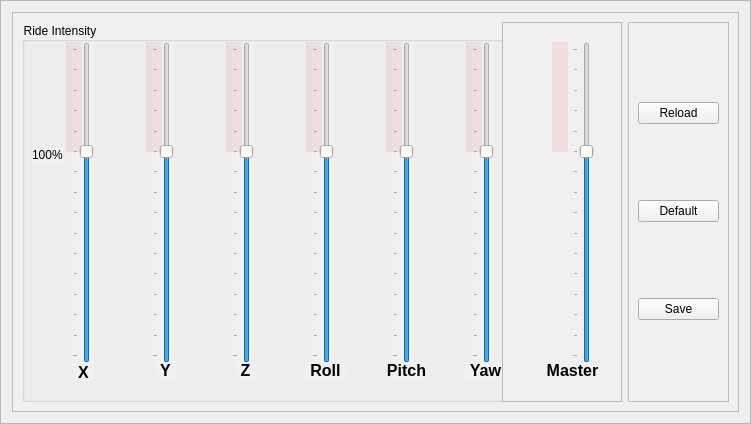
This is runtime/common/dynamics_gui.ui in michaelmargolis/MdxMotionPlatformV3 as Qt 5 draws it before an edit. The edited form follows.
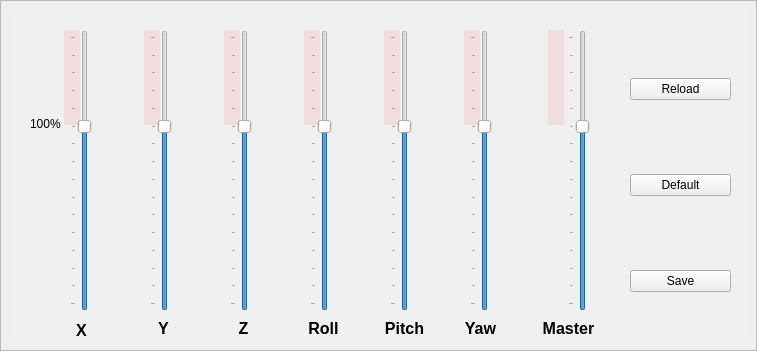
This is the edited form.

The edit to the form file:
```diff
--- a/runtime/common/dynamics_gui.ui
+++ b/runtime/common/dynamics_gui.ui
@@ -6,8 +6,8 @@
    <rect>
     <x>0</x>
     <y>0</y>
-    <width>751</width>
-    <height>424</height>
+    <width>757</width>
+    <height>351</height>
    </rect>
   </property>
   <property name="minimumSize">
@@ -28,37 +28,40 @@
   <property name="frameShadow">
    <enum>QFrame::Raised</enum>
   </property>
-  <layout class="QHBoxLayout" name="horizontalLayout">
-   <item>
-    <widget class="QFrame" name="frm_dynamics">
+  <widget class="QWidget" name="frm_dynamics" native="true">
+   <property name="geometry">
+    <rect>
+     <x>10</x>
+     <y>10</y>
+     <width>737</width>
+     <height>331</height>
+    </rect>
+   </property>
      <property name="styleSheet">
       <string notr="true">background-color: #f0f0f0</string>
      </property>
-     <property name="frameShape">
-      <enum>QFrame::StyledPanel</enum>
-     </property>
-     <property name="frameShadow">
-      <enum>QFrame::Raised</enum>
-     </property>
-     <layout class="QHBoxLayout" name="horizontalLayout_2">
-      <item>
-       <widget class="QGroupBox" name="slider_groupBox">
+   <widget class="QWidget" name="slider_widget" native="true">
+    <property name="geometry">
+     <rect>
+      <x>10</x>
+      <y>0</y>
+      <width>500</width>
+      <height>351</height>
+     </rect>
+    </property>
         <property name="minimumSize">
          <size>
           <width>500</width>
-          <height>351</height>
-         </size>
-        </property>
-        <property name="title">
-         <string>Ride Intensity</string>
-        </property>
+      <height>341</height>
+     </size>
+    </property>
         <widget class="QSlider" name="sld_x_0">
          <property name="geometry">
           <rect>
            <x>50</x>
            <y>20</y>
            <width>22</width>
-           <height>321</height>
+       <height>281</height>
           </rect>
          </property>
          <property name="maximum">
@@ -83,7 +86,7 @@
            <x>130</x>
            <y>20</y>
            <width>22</width>
-           <height>321</height>
+       <height>281</height>
           </rect>
          </property>
          <property name="maximum">
@@ -108,7 +111,7 @@
            <x>210</x>
            <y>20</y>
            <width>22</width>
-           <height>321</height>
+       <height>281</height>
           </rect>
          </property>
          <property name="maximum">
@@ -133,7 +136,7 @@
            <x>290</x>
            <y>20</y>
            <width>22</width>
-           <height>321</height>
+       <height>281</height>
           </rect>
          </property>
          <property name="maximum">
@@ -158,7 +161,7 @@
            <x>370</x>
            <y>20</y>
            <width>22</width>
-           <height>321</height>
+       <height>281</height>
           </rect>
          </property>
          <property name="maximum">
@@ -183,7 +186,7 @@
            <x>450</x>
            <y>20</y>
            <width>22</width>
-           <height>321</height>
+       <height>281</height>
           </rect>
          </property>
          <property name="maximum">
@@ -206,7 +209,7 @@
          <property name="geometry">
           <rect>
            <x>51</x>
-           <y>340</y>
+       <y>310</y>
            <width>21</width>
            <height>20</height>
           </rect>
@@ -229,7 +232,7 @@
          <property name="geometry">
           <rect>
            <x>133</x>
-           <y>340</y>
+       <y>310</y>
            <width>21</width>
            <height>16</height>
           </rect>
@@ -252,7 +255,7 @@
          <property name="geometry">
           <rect>
            <x>213</x>
-           <y>340</y>
+       <y>310</y>
            <width>21</width>
            <height>16</height>
           </rect>
@@ -275,7 +278,7 @@
          <property name="geometry">
           <rect>
            <x>283</x>
-           <y>340</y>
+       <y>310</y>
            <width>41</width>
            <height>16</height>
           </rect>
@@ -298,7 +301,7 @@
          <property name="geometry">
           <rect>
            <x>364</x>
-           <y>340</y>
+       <y>310</y>
            <width>41</width>
            <height>16</height>
           </rect>
@@ -320,8 +323,8 @@
         <widget class="QLabel" name="sld_yaw">
          <property name="geometry">
           <rect>
-           <x>443</x>
-           <y>340</y>
+       <x>440</x>
+       <y>310</y>
            <width>41</width>
            <height>16</height>
           </rect>
@@ -346,7 +349,7 @@
            <x>44</x>
            <y>20</y>
            <width>16</width>
-           <height>110</height>
+       <height>95</height>
           </rect>
          </property>
          <property name="maximumSize">
@@ -363,7 +366,7 @@
          <property name="geometry">
           <rect>
            <x>10</x>
-           <y>125</y>
+       <y>106</y>
            <width>31</width>
            <height>16</height>
           </rect>
@@ -378,7 +381,7 @@
            <x>124</x>
            <y>20</y>
            <width>16</width>
-           <height>110</height>
+       <height>95</height>
           </rect>
          </property>
          <property name="maximumSize">
@@ -397,7 +400,7 @@
            <x>204</x>
            <y>20</y>
            <width>16</width>
-           <height>110</height>
+       <height>95</height>
           </rect>
          </property>
          <property name="minimumSize">
@@ -422,7 +425,7 @@
            <x>284</x>
            <y>20</y>
            <width>16</width>
-           <height>110</height>
+       <height>95</height>
           </rect>
          </property>
          <property name="minimumSize">
@@ -447,7 +450,7 @@
            <x>364</x>
            <y>20</y>
            <width>16</width>
-           <height>110</height>
+       <height>95</height>
           </rect>
          </property>
          <property name="minimumSize">
@@ -472,7 +475,7 @@
            <x>444</x>
            <y>20</y>
            <width>16</width>
-           <height>110</height>
+       <height>95</height>
           </rect>
          </property>
          <property name="minimumSize">
@@ -492,39 +495,26 @@
          </property>
         </widget>
        </widget>
-      </item>
-      <item>
-       <spacer name="horizontalSpacer">
-        <property name="orientation">
-         <enum>Qt::Horizontal</enum>
-        </property>
-        <property name="sizeHint" stdset="0">
-         <size>
-          <width>40</width>
-          <height>20</height>
-         </size>
-        </property>
-       </spacer>
-      </item>
-      <item>
-       <widget class="QFrame" name="master_frame">
+   <widget class="QWidget" name="master_widget" native="true">
+    <property name="geometry">
+     <rect>
+      <x>488</x>
+      <y>0</y>
+      <width>120</width>
+      <height>351</height>
+     </rect>
+    </property>
         <property name="minimumSize">
          <size>
           <width>120</width>
           <height>351</height>
          </size>
         </property>
-        <property name="frameShape">
-         <enum>QFrame::StyledPanel</enum>
-        </property>
-        <property name="frameShadow">
-         <enum>QFrame::Raised</enum>
-        </property>
         <widget class="QLabel" name="lbl_master">
          <property name="geometry">
           <rect>
            <x>40</x>
-           <y>340</y>
+       <y>310</y>
            <width>61</width>
            <height>16</height>
           </rect>
@@ -549,7 +539,7 @@
            <x>70</x>
            <y>20</y>
            <width>22</width>
-           <height>321</height>
+       <height>281</height>
           </rect>
          </property>
          <property name="maximum">
@@ -574,7 +564,7 @@
            <x>50</x>
            <y>20</y>
            <width>16</width>
-           <height>110</height>
+       <height>95</height>
           </rect>
          </property>
          <property name="minimumSize">
@@ -594,22 +584,15 @@
          </property>
         </widget>
        </widget>
-      </item>
-      <item>
-       <spacer name="horizontalSpacer_2">
-        <property name="orientation">
-         <enum>Qt::Horizontal</enum>
-        </property>
-        <property name="sizeHint" stdset="0">
-         <size>
-          <width>40</width>
-          <height>20</height>
-         </size>
-        </property>
-       </spacer>
-      </item>
-      <item>
-       <widget class="QFrame" name="button_frame">
+   <widget class="QWidget" name="button_widget" native="true">
+    <property name="geometry">
+     <rect>
+      <x>620</x>
+      <y>0</y>
+      <width>101</width>
+      <height>351</height>
+     </rect>
+    </property>
         <property name="minimumSize">
          <size>
           <width>101</width>
@@ -622,28 +605,22 @@
           <height>16777215</height>
          </size>
         </property>
-        <property name="frameShape">
-         <enum>QFrame::StyledPanel</enum>
-        </property>
-        <property name="frameShadow">
-         <enum>QFrame::Raised</enum>
-        </property>
-        <layout class="QVBoxLayout" name="verticalLayout">
-         <item>
+    <layout class="QGridLayout" name="gridLayout">
+     <item row="0" column="0">
           <widget class="QPushButton" name="btn_reload_dynam">
            <property name="text">
             <string>Reload</string>
            </property>
           </widget>
          </item>
-         <item>
+     <item row="1" column="0">
           <widget class="QPushButton" name="btn_default_dynam">
            <property name="text">
             <string>Default</string>
            </property>
           </widget>
          </item>
-         <item>
+     <item row="2" column="0">
           <widget class="QPushButton" name="btn_save_dynam">
            <property name="text">
             <string>Save</string>
@@ -652,11 +629,7 @@
          </item>
         </layout>
        </widget>
-      </item>
-     </layout>
-    </widget>
-   </item>
-  </layout>
+  </widget>
  </widget>
  <resources/>
  <connections/>
```
Lines whose indentation alone changed are shown as unchanged.
